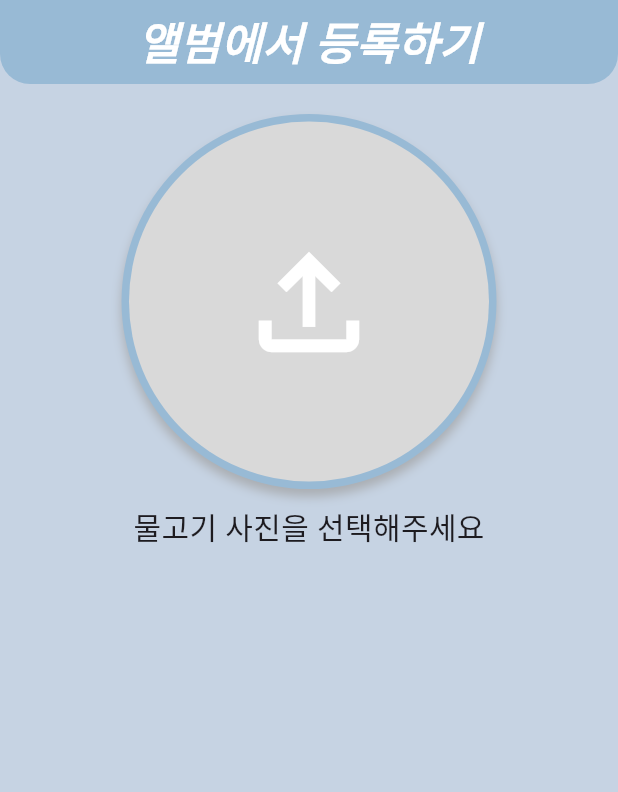
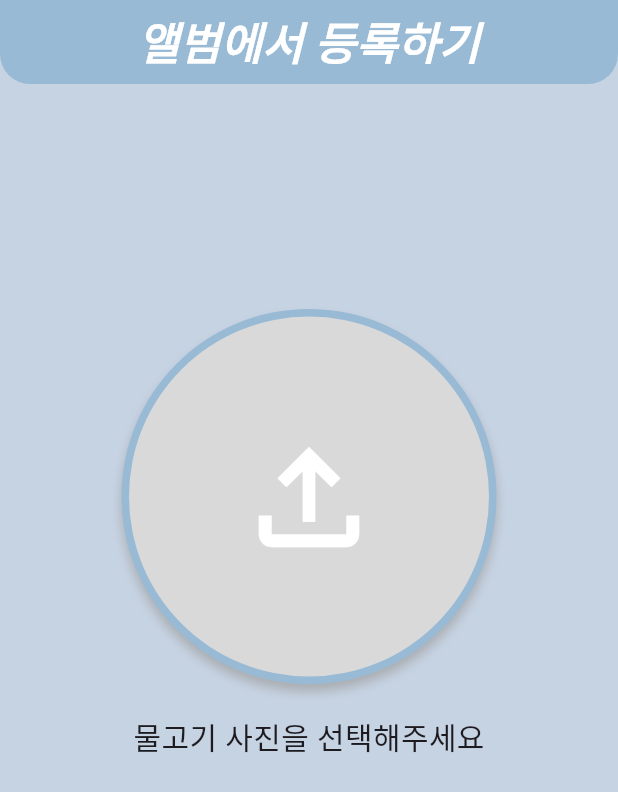
Before and after one commit to ITE4055/fishdex-front, a Flutter app: the Gallery screen opened directly, on a phone screen of 412 x 824 dp. Shown: the top 792 px of the screen. Run offline on Flutter 3.47's test engine with Material 3 defaults, Android fonts, the phone set to English and light mode, and no system bars; our stand-ins replace camera, dio, flutter_dotenv, flutter_secure_storage, fluttertoast, google_fonts and 2 more; missing offline and left inert: aws_s3_upload, kakao_flutter_sdk, kakao_flutter_sdk_common, kakao_flutter_sdk_user, s3_storage; accounts and stored records are empty.

Commit message:
색감 수정, '이미지로 등록하기' 위치 수정

```diff
--- a/camera_practice/lib/view/upload/gallery.dart
+++ b/camera_practice/lib/view/upload/gallery.dart
@@ -175,7 +175,7 @@ class _GalleryState extends State<Gallery> {
             // mainAxisSize: MainAxisSize.min,
 
             children: [
-              SizedBox(height:20),
+              SizedBox(height:150),
               Container(
                   padding: EdgeInsets.all(5),
                   width: 250.0,
@@ -225,7 +225,7 @@ class _GalleryState extends State<Gallery> {
             //       )
               ),
               SizedBox(
-                height: 10.0,
+                height: 20.0,
               ),
 
               _image == null ?
@@ -241,7 +241,7 @@ class _GalleryState extends State<Gallery> {
                           _uploadImage();
                         },
                         child: Text('어떤 물고기일까요?',
-                            style: TextStyle(color: Colors.lightBlueAccent)),
+                            style: TextStyle(color: Color(0xff98bad5))),
                       )
                       :
                       Column(
@@ -348,7 +348,7 @@ class _GalleryState extends State<Gallery> {
                                 showToast();
                               },
                               child: Text('도감에 저장',
-                                  style: TextStyle(color: Colors.lightBlueAccent)),
+                                  style: TextStyle(color: Color(0xff98bad5))),
                             )
                           ],
                       ),
```
